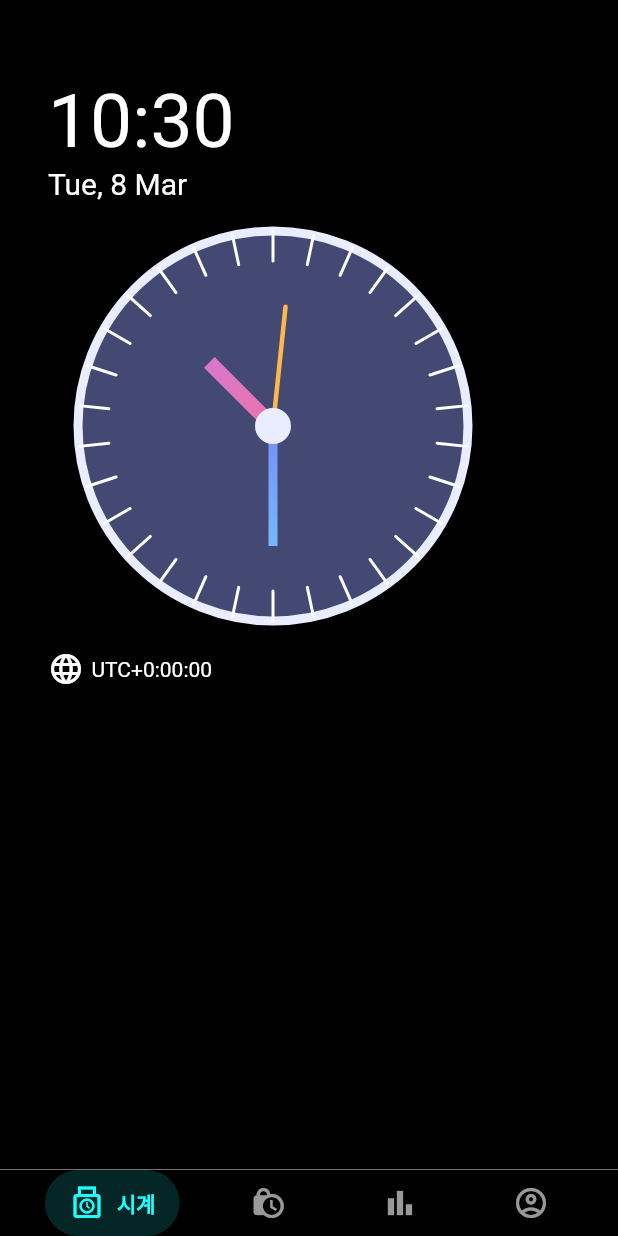
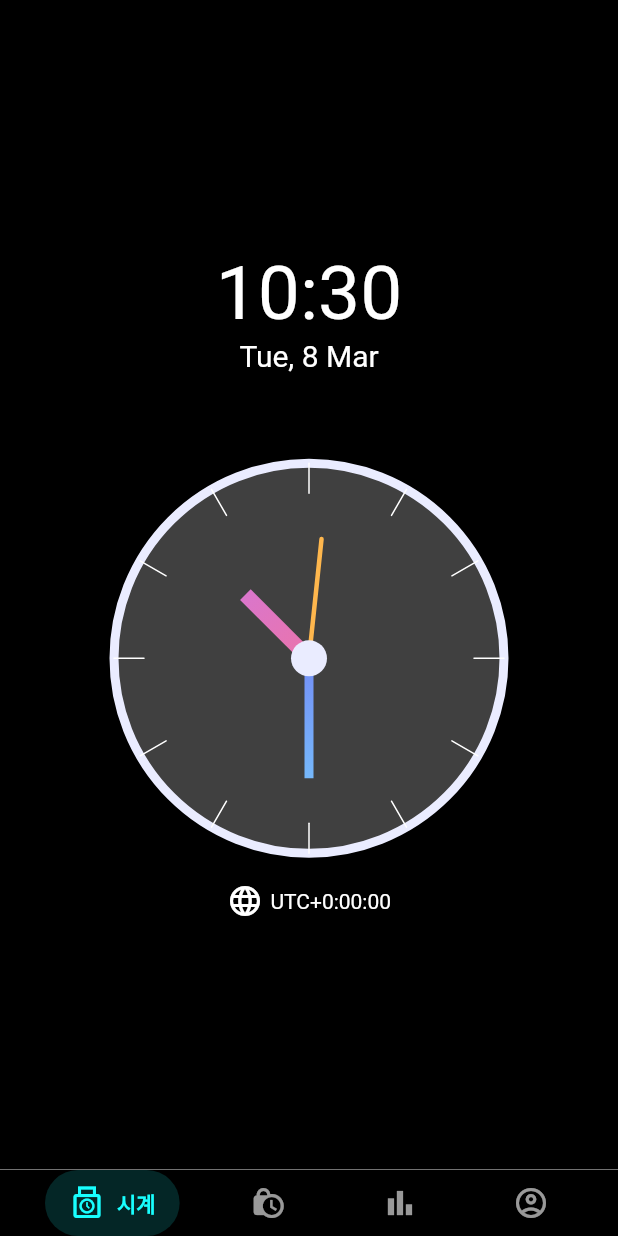
Before and after one commit to AnSang/wakeup, a Flutter app: the screen it shows after launch, after a tap on "카카오톡 로그인 하기", on a phone screen of 412 x 824 dp. Run offline on Flutter 3.47's test engine with Material 2 defaults, Android fonts, the phone set to English and light mode, and no system bars; drawn by our look-alikes of salomon_bottom_bar; our stand-ins replace firebase_auth, firebase_core, flutter_slidable, get, google_sign_in, shared_preferences and 1 more; missing offline and left inert: d_button, day_night_time_picker, kakao_flutter_sdk; accounts and stored records are empty.

Commit message:
시계 디자인 수정

```diff
--- a/lib/ui/screen_clock.dart
+++ b/lib/ui/screen_clock.dart
@@ -16,9 +16,9 @@ class ScreenClock extends StatelessWidget {
           body: Container(
             padding: EdgeInsets.all(32),
             child: Column(
-              crossAxisAlignment: CrossAxisAlignment.start,
+              crossAxisAlignment: CrossAxisAlignment.center,
+              mainAxisAlignment: MainAxisAlignment.center,
               children: [
-                SizedBox(height: 20),
                 Text(
                   controller.formattedTime,
                   style: TextStyle(color: Colors.white, fontSize: 50),
@@ -27,6 +27,8 @@ class ScreenClock extends StatelessWidget {
                   controller.formattedDate,
                   style: TextStyle(color: Colors.white, fontSize: 20),
                 ),
+
+                SizedBox( height: 40 ),
 
                 Container(
                   width: 300,
@@ -40,6 +42,7 @@ class ScreenClock extends StatelessWidget {
                 ),
 
                 Row(
+                  mainAxisAlignment: MainAxisAlignment.center,
                   children: [
                     Icon(
                       Icons.language,
@@ -71,7 +74,7 @@ class ClockPainter extends CustomPainter {
     var center = Offset(centerX, centerY);
     var radius = min(centerX, centerY);
 
-    var fillBrush = Paint() ..color = Color(0xFF444974);
+    var fillBrush = Paint() ..color = Color(0xFF404040);
 
     var outlineBrush = Paint()
       ..color = Color(0xFFEAECFF)
@@ -104,7 +107,7 @@ class ClockPainter extends CustomPainter {
       ..color = Colors.white
       ..style = PaintingStyle.stroke
       ..strokeCap = StrokeCap.round
-      ..strokeWidth = 2;
+      ..strokeWidth = 1;
 
     canvas.drawCircle(center, radius - 20, fillBrush);
     canvas.drawCircle(center, radius - 20, outlineBrush);
@@ -125,7 +128,7 @@ class ClockPainter extends CustomPainter {
 
     var outerCircleRadius = radius - 20;
     var innerCircleRadius = radius - 40;
-    for (double i = 0; i < 360; i += 12) {
+    for (double i = 0; i < 360; i += 30) {
       var x1 = centerX + outerCircleRadius * cos(i * pi / 180);
       var y1 = centerX + outerCircleRadius * sin(i * pi / 180);
 
```
